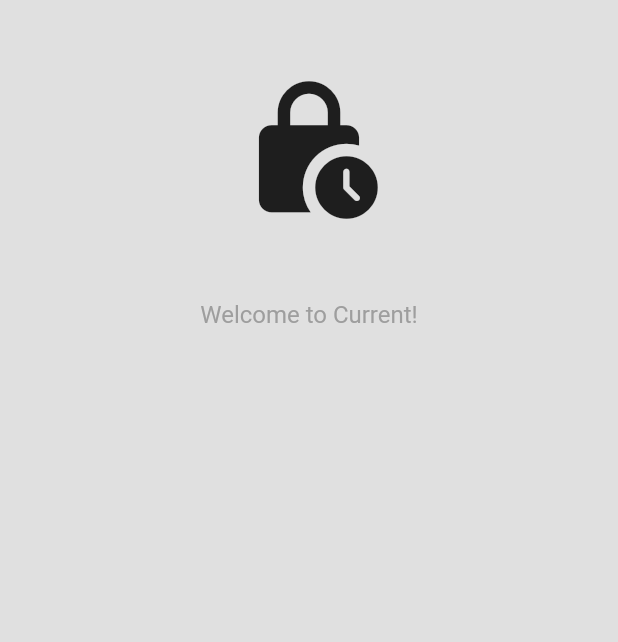
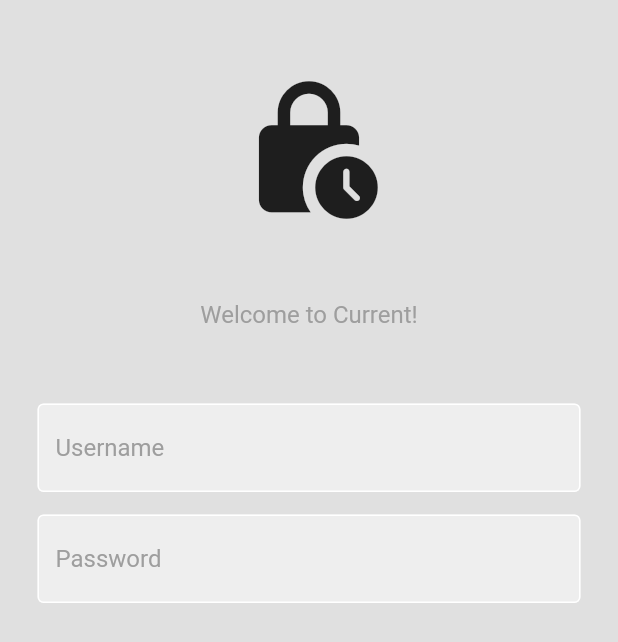
Before and after one commit to jerrychen-2018/Mood-Tracker-iOS-App, a Flutter app: the screen it shows after launch, on a phone screen of 412 x 824 dp. Shown: the top 642 px of the screen. Run offline on Flutter 3.47's test engine with Material 2 defaults, Android fonts, the phone set to English and light mode, and no system bars.

Commit message:
added hint text and other username/password details

```diff
--- a/lib/Screens/Login/login_page.dart
+++ b/lib/Screens/Login/login_page.dart
@@ -1,13 +1,16 @@
+import 'package:current_v1/components/my_textfield.dart';
 import 'package:flutter/material.dart';
 
 class LoginPage extends StatelessWidget {
-  const LoginPage({super.key});
+  LoginPage({super.key});
+  final usernameController = TextEditingController();
+  final passwordController = TextEditingController();
 
   @override
   Widget build(BuildContext context) {
     return Scaffold(
         backgroundColor: Colors.grey[300],
-        body: const SafeArea(
+        body: SafeArea(
           child: Center(
             child: Column(
               children: [
@@ -31,9 +34,25 @@
                     fontSize: 16,
                   ),
                 ),
+                SizedBox(
+                  height: 50,
+                ),
 
                 //username textfield
+                MyTextField(
+                  controller: usernameController,
+                  hintText: "Username",
+                  obscureText: false,
+                ),
+                SizedBox(
+                  height: 15,
+                ),
                 //password textfield
+                MyTextField(
+                  controller: passwordController,
+                  hintText: "Password",
+                  obscureText: true,
+                ),
                 //signin button
                 // or continue with google or apple
                 // not a member? register now
--- /dev/null
+++ b/lib/components/my_textfield.dart
@@ -0,0 +1,36 @@
+import 'package:flutter/material.dart';
+
+class MyTextField extends StatelessWidget {
+  final controller;
+  final String hintText;
+  final bool obscureText;
+  const MyTextField({
+    super.key,
+    required this.controller,
+    required this.hintText,
+    required this.obscureText,
+  });
+
+  @override
+  Widget build(BuildContext context) {
+    return Padding(
+      padding: const EdgeInsets.symmetric(horizontal: 25.0),
+      child: TextField(
+        controller: controller,
+        obscureText: obscureText,
+        decoration: InputDecoration(
+          enabledBorder: const OutlineInputBorder(
+            borderSide: BorderSide(color: Colors.white),
+          ),
+          focusedBorder: OutlineInputBorder(
+            borderSide: BorderSide(color: Colors.grey.shade400),
+          ),
+          fillColor: Colors.grey.shade200,
+          filled: true,
+          hintText: hintText,
+          hintStyle: TextStyle(color: Colors.grey[500]),
+        ),
+      ),
+    );
+  }
+}
--- a/lib/main.dart
+++ b/lib/main.dart
@@ -10,7 +10,7 @@
   const MyApp({super.key});
   @override
   Widget build(BuildContext context) {
-    return const MaterialApp(
+    return MaterialApp(
       debugShowCheckedModeBanner: false,
       title: 'Flutter Auth',
       home: LoginPage(),
```
